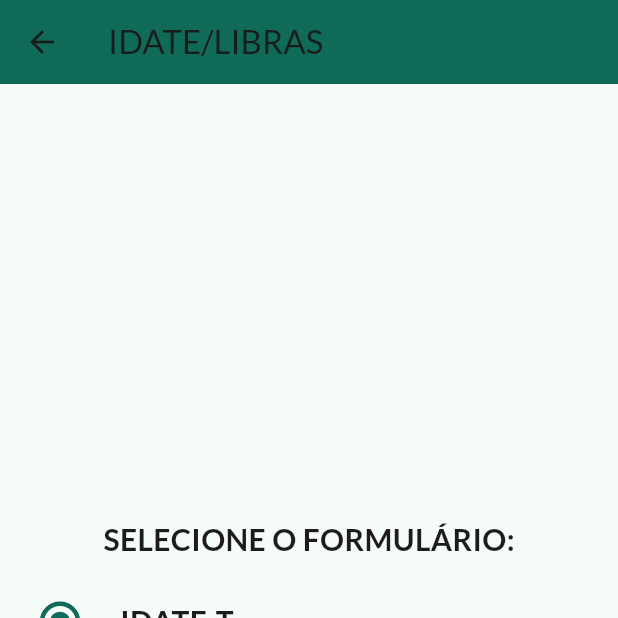
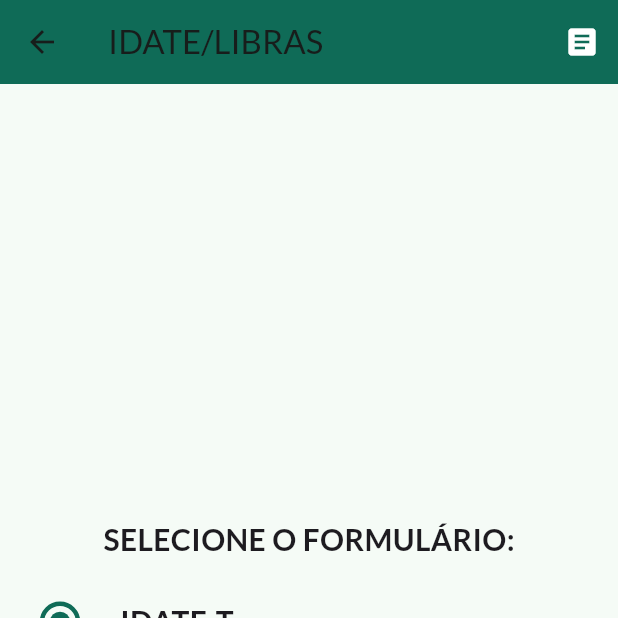
Before and after one commit to viniciusfurtado1/idate_libras, a Flutter app: the MyHomePage screen opened directly, on a phone screen of 412 x 824 dp, the top half of it. Run offline on Flutter 3.47's test engine with Material 3 defaults, Android fonts, the phone set to English and light mode, and no system bars; our stand-ins replace google_fonts.

Commit message:
botao para resultados

```diff
--- a/lib/home_page.dart
+++ b/lib/home_page.dart
@@ -30,6 +30,15 @@ class _MyHomePageState extends State<MyHomePage> {
           },
         ),
         title: const Text("IDATE/LIBRAS"),
+        actions: [
+          IconButton( // Adiciona um IconButton à AppBar
+            color: Colors.white,
+            icon: const Icon(Icons.article), // Ícone para o botão
+            onPressed: () {
+
+            },
+          ),
+        ],
       ),
       body: Padding(
         padding: const EdgeInsets.all(16.0),
@@ -124,6 +133,7 @@ class _MyHomePageState extends State<MyHomePage> {
         backgroundColor: Theme.of(context).colorScheme.inversePrimary,
         child: const Icon(Icons.arrow_forward),
       ),
+
     );
   }
 }
--- a/lib/idate_t/form_summary_idate_t.dart
+++ b/lib/idate_t/form_summary_idate_t.dart
@@ -105,8 +105,6 @@ class FormSummaryIdateT extends StatelessWidget {
                                     value: i,
                                     groupValue: selectedAnswer,
                                     onChanged: null, // Desabilitado
-
-
                                   ),
                                 ),
                               ],
```
